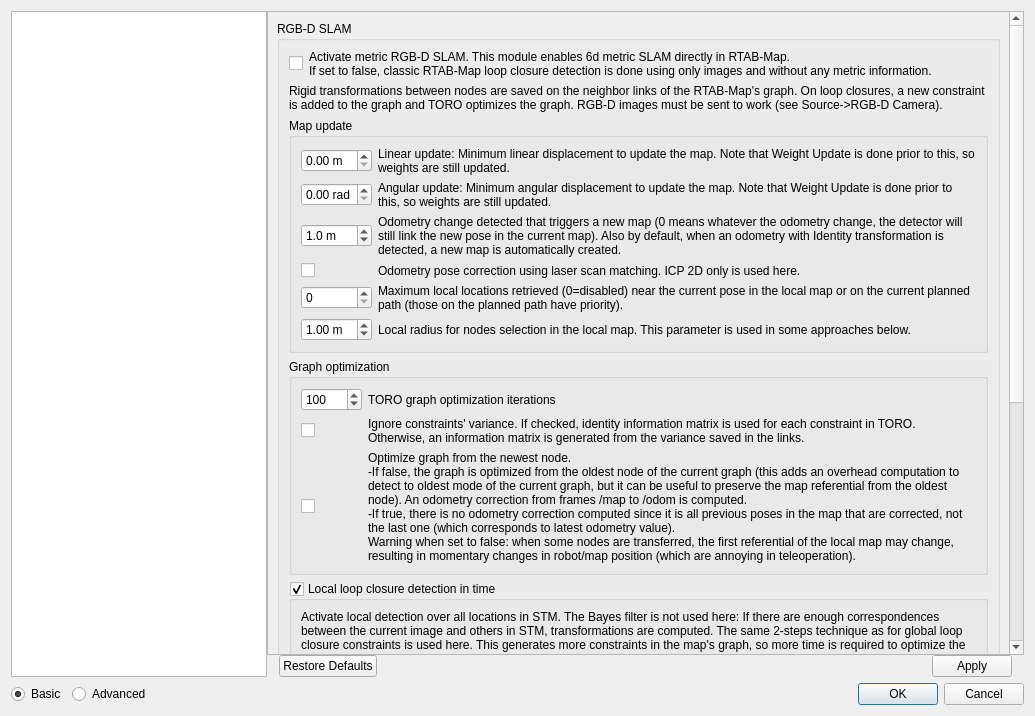
Above: guilib/src/ui/preferencesDialog.ui from introlab/rtabmap before the change. Below: the same form after it.
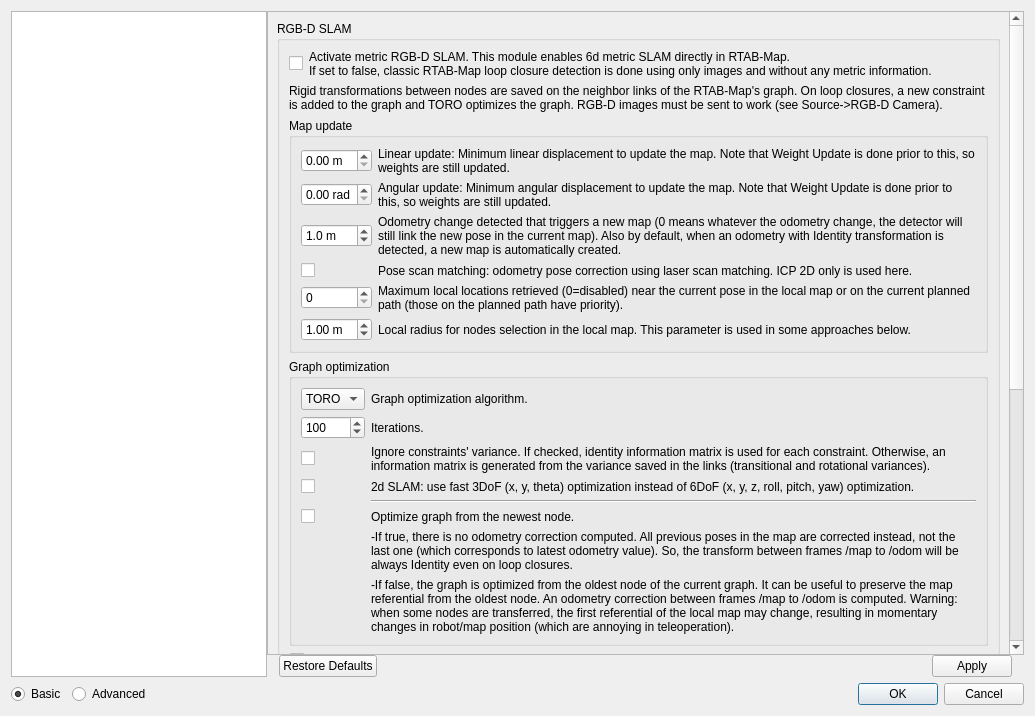
That is the form after the change. The open tabs and pages were chosen to show the change. Icons and pictures are not drawn. Custom widgets are drawn as their Qt base class.

Commit message: Added g2o optimization option (along with TORO). Some refactoring: updated graph optimization parameter names, new graph::Optimizer class and new parameter RGBD/OptimizeSlam2d

The edit to the form file:
```diff
--- a/guilib/src/ui/preferencesDialog.ui
+++ b/guilib/src/ui/preferencesDialog.ui
@@ -63,9 +63,9 @@
           <property name="geometry">
            <rect>
             <x>0</x>
-            <y>0</y>
+            <y>-171</y>
             <width>744</width>
-            <height>1110</height>
+            <height>1389</height>
            </rect>
           </property>
           <layout class="QVBoxLayout" name="verticalLayout_16">
@@ -86,7 +86,7 @@
                 <enum>QFrame::Raised</enum>
                </property>
                <property name="currentIndex">
-                <number>7</number>
+                <number>19</number>
                </property>
                <widget class="QWidget" name="page_22">
                 <layout class="QVBoxLayout" name="verticalLayout_29">
@@ -5017,7 +5017,7 @@
                        <item row="3" column="1">
                         <widget class="QLabel" name="label_scanMatching">
                          <property name="text">
-                          <string>Odometry pose correction using laser scan matching. ICP 2D only is used here.</string>
+                          <string>Pose scan matching: odometry pose correction using laser scan matching. ICP 2D only is used here.</string>
                          </property>
                          <property name="wordWrap">
                           <bool>true</bool>
@@ -5067,7 +5067,28 @@
                       </property>
                       <layout class="QGridLayout" name="gridLayout_49" columnstretch="0,1">
                        <item row="0" column="0">
-                        <widget class="QSpinBox" name="globalDetection_toroIterations">
+                        <widget class="QComboBox" name="graphOptimization_type">
+                         <item>
+                          <property name="text">
+                           <string>TORO</string>
+                          </property>
+                         </item>
+                         <item>
+                          <property name="text">
+                           <string>g2o</string>
+                          </property>
+                         </item>
+                        </widget>
+                       </item>
+                       <item row="1" column="1">
+                        <widget class="QLabel" name="label_31">
+                         <property name="text">
+                          <string>Iterations.</string>
+                         </property>
+                        </widget>
+                       </item>
+                       <item row="1" column="0">
+                        <widget class="QSpinBox" name="graphOptimization_iterations">
                          <property name="minimum">
                           <number>0</number>
                          </property>
@@ -5079,44 +5100,85 @@
                          </property>
                         </widget>
                        </item>
-                       <item row="0" column="1">
-                        <widget class="QLabel" name="label_31">
-                         <property name="text">
-                          <string>TORO graph optimization iterations</string>
-                         </property>
-                        </widget>
-                       </item>
-                       <item row="1" column="0">
-                        <widget class="QCheckBox" name="globalDetection_toroIgnoreVariance">
+                       <item row="2" column="0">
+                        <widget class="QCheckBox" name="graphOptimization_covarianceIgnored">
                          <property name="text">
                           <string/>
                          </property>
                         </widget>
                        </item>
-                       <item row="1" column="1">
+                       <item row="2" column="1">
                         <widget class="QLabel" name="label_141">
                          <property name="text">
-                          <string>Ignore constraints' variance. If checked, identity information matrix is used for each constraint in TORO. Otherwise, an information matrix is generated from the variance saved in the links.</string>
+                          <string>Ignore constraints' variance. If checked, identity information matrix is used for each constraint. Otherwise, an information matrix is generated from the variance saved in the links (transitional and rotational variances).</string>
                          </property>
                          <property name="wordWrap">
                           <bool>true</bool>
                          </property>
                         </widget>
                        </item>
-                       <item row="2" column="0">
-                        <widget class="QCheckBox" name="globalDetection_optimizeFromGraphEnd">
+                       <item row="5" column="0">
+                        <widget class="QCheckBox" name="graphOptimization_fromGraphEnd">
                          <property name="text">
                           <string/>
                          </property>
                         </widget>
                        </item>
-                       <item row="2" column="1">
+                       <item row="5" column="1">
                         <widget class="QLabel" name="label_151">
                          <property name="text">
-                          <string>Optimize graph from the newest node.
--If false, the graph is optimized from the oldest node of the current graph (this adds an overhead computation to detect to oldest mode of the current graph, but it can be useful to preserve the map referential from the oldest node). An odometry correction from frames /map to /odom is computed.
--If true, there is no odometry correction computed since it is all previous poses in the map that are corrected, not the last one (which corresponds to latest odometry value).
-Warning when set to false: when some nodes are transferred, the first referential of the local map may change, resulting in momentary changes in robot/map position (which are annoying in teleoperation).</string>
+                          <string>Optimize graph from the newest node.</string>
+                         </property>
+                         <property name="wordWrap">
+                          <bool>true</bool>
+                         </property>
+                        </widget>
+                       </item>
+                       <item row="4" column="1">
+                        <widget class="Line" name="line">
+                         <property name="orientation">
+                          <enum>Qt::Horizontal</enum>
+                         </property>
+                        </widget>
+                       </item>
+                       <item row="3" column="0">
+                        <widget class="QCheckBox" name="graphOptimization_slam2d">
+                         <property name="text">
+                          <string/>
+                         </property>
+                        </widget>
+                       </item>
+                       <item row="3" column="1">
+                        <widget class="QLabel" name="label_164">
+                         <property name="text">
+                          <string>2d SLAM: use fast 3DoF (x, y, theta) optimization instead of 6DoF (x, y, z, roll, pitch, yaw) optimization.</string>
+                         </property>
+                         <property name="wordWrap">
+                          <bool>true</bool>
+                         </property>
+                        </widget>
+                       </item>
+                       <item row="0" column="1">
+                        <widget class="QLabel" name="label_45">
+                         <property name="text">
+                          <string>Graph optimization algorithm.</string>
+                         </property>
+                        </widget>
+                       </item>
+                       <item row="7" column="1">
+                        <widget class="QLabel" name="label_183">
+                         <property name="text">
+                          <string>-If false, the graph is optimized from the oldest node of the current graph. It can be useful to preserve the map referential from the oldest node. An odometry correction between frames /map to /odom is computed. Warning: when some nodes are transferred, the first referential of the local map may change, resulting in momentary changes in robot/map position (which are annoying in teleoperation).</string>
+                         </property>
+                         <property name="wordWrap">
+                          <bool>true</bool>
+                         </property>
+                        </widget>
+                       </item>
+                       <item row="6" column="1">
+                        <widget class="QLabel" name="label_211">
+                         <property name="text">
+                          <string>-If true, there is no odometry correction computed. All previous poses in the map are corrected instead, not the last one (which corresponds to latest odometry value). So, the transform between frames /map to /odom will be always Identity even on loop closures.</string>
                          </property>
                          <property name="wordWrap">
                           <bool>true</bool>
@@ -5138,7 +5200,7 @@
                        <item>
                         <widget class="QLabel" name="label_54">
                          <property name="text">
-                          <string>Activate local detection over all locations in STM. The Bayes filter is not used here: If there are enough correspondences between the current image and others in STM, transformations are computed. The same 2-steps technique as for global loop closure constraints is used here. This generates more constraints in the map's graph, so more time is required to optimize the graph.</string>
+                          <string>Activate local detection over all locations in STM. The Bayes filter is not used here: If there are enough correspondences between the current image and others in STM, transformations are computed. This generates more constraints in the map's graph, so more time is required to optimize the graph.</string>
                          </property>
                          <property name="wordWrap">
                           <bool>true</bool>
@@ -5160,7 +5222,7 @@
                        <item>
                         <widget class="QLabel" name="label_space1_2">
                          <property name="text">
-                          <string>Activate local detection over locations (in Working Memory) near in space. The Bayes filter is not used here, so it may results in more false detections. ICP 2D only is used here. Only nodes in the local radius are used.</string>
+                          <string>Activate local detection over locations (in Working Memory) near in space. The Bayes filter is not used here, so it may results in more false detections. ICP 2D only is used here. Only nodes in the local radius are used. The laser scans are compared to those inside a radius around the current estimated position of the robot. If the laser scans match, a constraint is added to the graph.  Useful when the robot is visiting backward (camera not in the same direction) already visited locations.</string>
                          </property>
                          <property name="wordWrap">
                           <bool>true</bool>
@@ -5727,7 +5789,7 @@
                     <item>
                      <widget class="QGroupBox" name="groupBox_loopClosure_icp3">
                       <property name="title">
-                       <string>ICP 3D - Point To Plane (e.g. Kinect depth)</string>
+                       <string>ICP 3D (e.g. Kinect depth)</string>
                       </property>
                       <layout class="QGridLayout" name="gridLayout_53" columnstretch="0,1">
                        <item row="0" column="0">
```
The commit also changes 21 other files.
